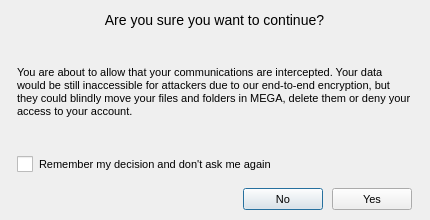
Before: the Qt Designer form src/MEGASync/gui/win/ConfirmSSLexception.ui in meganz/MEGAsync, drawn with Qt 5.
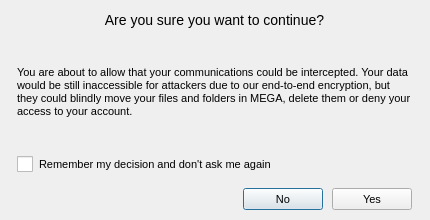
After: the same form once the commit is applied.

Commit message: Update translations for SSL exception dialog

The edit to the form file:
```diff
--- a/src/MEGASync/gui/win/ConfirmSSLexception.ui
+++ b/src/MEGASync/gui/win/ConfirmSSLexception.ui
@@ -108,7 +108,7 @@
       <string notr="true">padding-top: -10px;</string>
      </property>
      <property name="text">
-      <string>You are about to allow that your communications are intercepted. Your data would be still inaccessible for attackers due to our end-to-end encryption, but they could blindly move your files and folders in MEGA, delete them or deny your access to your account.</string>
+      <string>You are about to allow that your communications could be intercepted. Your data would be still inaccessible for attackers due to our end-to-end encryption, but they could blindly move your files and folders in MEGA, delete them or deny your access to your account.</string>
      </property>
      <property name="wordWrap">
       <bool>true</bool>
```
The commit also changes 2 other files.
